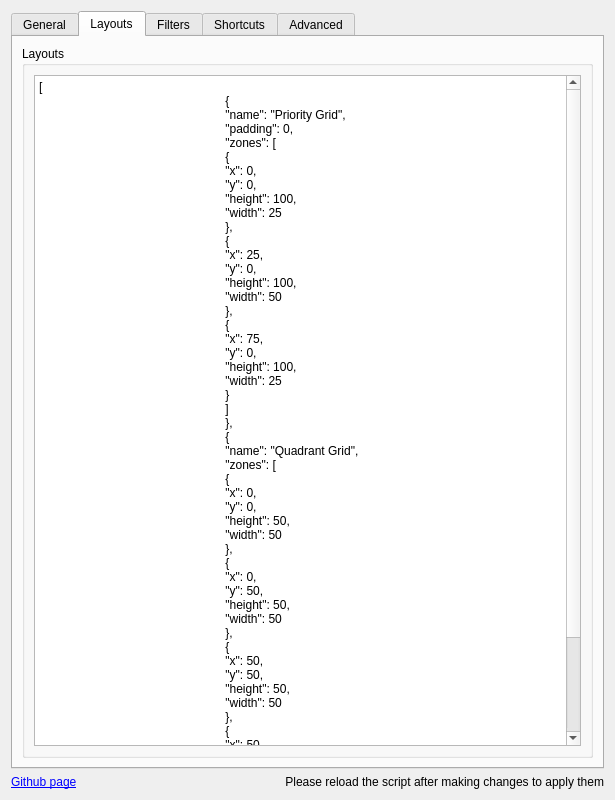
Before: the Qt Designer form src/contents/ui/config.ui in gerritdevriese/kzones, drawn with Qt 5.
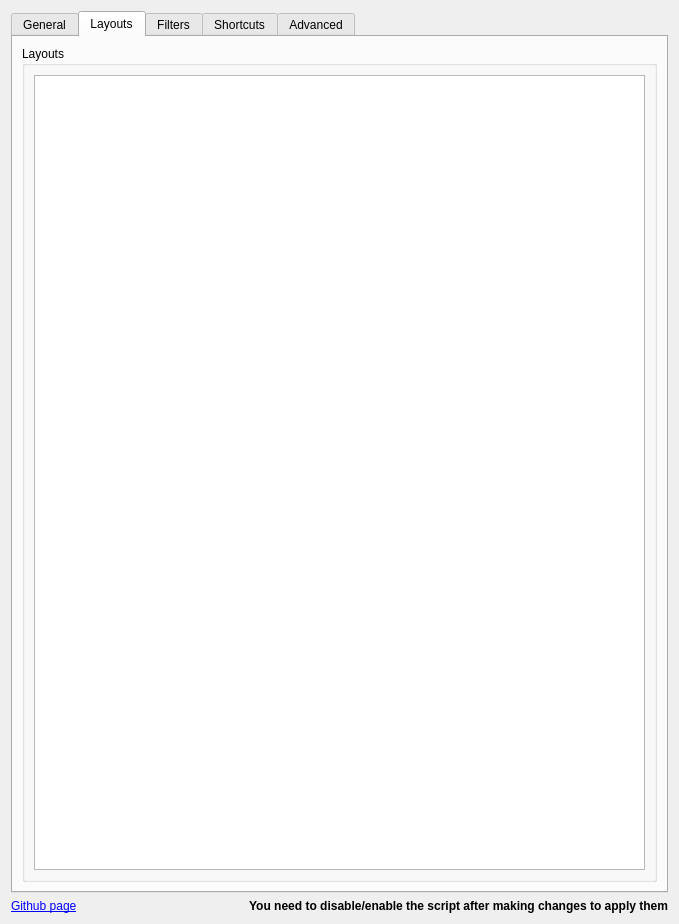
After: the same form once the commit is applied. The open tabs and pages were chosen to show the change. Icons and pictures are not drawn.

Commit message: Reformat config ui

What changed in the file:
```diff
--- a/src/contents/ui/config.ui
+++ b/src/contents/ui/config.ui
@@ -6,8 +6,8 @@
             <rect>
                 <x>0</x>
                 <y>0</y>
-                <width>600</width>
-                <height>800</height>
+    <width>679</width>
+    <height>924</height>
             </rect>
         </property>
         <layout class="QVBoxLayout" name="verticalLayout">
@@ -398,61 +398,7 @@
                                         <item>
                                             <widget class="QPlainTextEdit" name="kcfg_layoutsJson">
                                                 <property name="plainText">
-                                                    <string>[
-                                                        {
-                                                        &quot;name&quot;: &quot;Priority Grid&quot;,
-                                                        &quot;padding&quot;: 0,
-                                                        &quot;zones&quot;: [
-                                                        {
-                                                        &quot;x&quot;: 0,
-                                                        &quot;y&quot;: 0,
-                                                        &quot;height&quot;: 100,
-                                                        &quot;width&quot;: 25
-                                                        },
-                                                        {
-                                                        &quot;x&quot;: 25,
-                                                        &quot;y&quot;: 0,
-                                                        &quot;height&quot;: 100,
-                                                        &quot;width&quot;: 50
-                                                        },
-                                                        {
-                                                        &quot;x&quot;: 75,
-                                                        &quot;y&quot;: 0,
-                                                        &quot;height&quot;: 100,
-                                                        &quot;width&quot;: 25
-                                                        }
-                                                        ]
-                                                        },
-                                                        {
-                                                        &quot;name&quot;: &quot;Quadrant Grid&quot;,
-                                                        &quot;zones&quot;: [
-                                                        {
-                                                        &quot;x&quot;: 0,
-                                                        &quot;y&quot;: 0,
-                                                        &quot;height&quot;: 50,
-                                                        &quot;width&quot;: 50
-                                                        },
-                                                        {
-                                                        &quot;x&quot;: 0,
-                                                        &quot;y&quot;: 50,
-                                                        &quot;height&quot;: 50,
-                                                        &quot;width&quot;: 50
-                                                        },
-                                                        {
-                                                        &quot;x&quot;: 50,
-                                                        &quot;y&quot;: 50,
-                                                        &quot;height&quot;: 50,
-                                                        &quot;width&quot;: 50
-                                                        },
-                                                        {
-                                                        &quot;x&quot;: 50,
-                                                        &quot;y&quot;: 0,
-                                                        &quot;height&quot;: 50,
-                                                        &quot;width&quot;: 50
-                                                        }
-                                                        ]
-                                                        }
-                                                        ]</string>
+             <string/>
                                                 </property>
                                             </widget>
                                         </item>
@@ -751,9 +697,8 @@
                         <widget class="QLabel" name="label_mainBottomRight">
                             <property name="font">
                                 <font>
-                                    <weight>50</weight>
                                     <italic>false</italic>
-                                    <bold>false</bold>
+         <bold>true</bold>
                                     <underline>false</underline>
                                     <strikeout>false</strikeout>
                                 </font>
@@ -762,7 +707,7 @@
                                 <string />
                             </property>
                             <property name="text">
-                                <string>Please reload the script after making changes to apply them</string>
+        <string>You need to disable/enable the script after making changes to apply them</string>
                             </property>
                             <property name="scaledContents">
                                 <bool>false</bool>
```
Left out of the diff: 185 changed lines with no effect on the pictures. Lines whose indentation alone changed are shown as unchanged.
